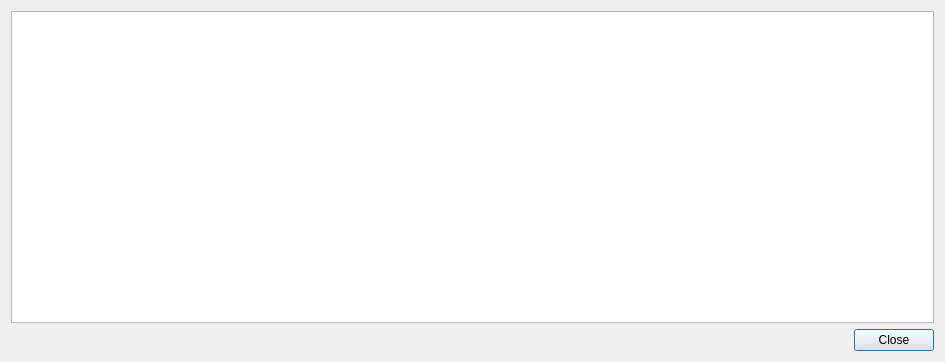
This is src/DialogThreads.ui in eteran/edb-debugger as Qt 5 draws it before an edit. The edited form follows.
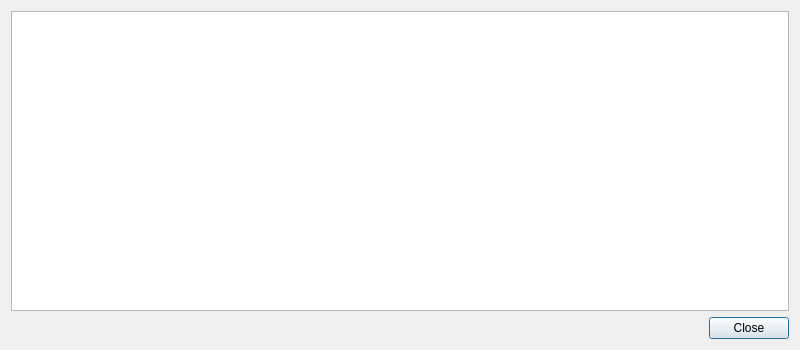
This is the edited form.

```diff
--- a/src/DialogThreads.ui
+++ b/src/DialogThreads.ui
@@ -6,8 +6,8 @@
    <rect>
     <x>0</x>
     <y>0</y>
-    <width>945</width>
-    <height>362</height>
+    <width>800</width>
+    <height>350</height>
    </rect>
   </property>
   <property name="windowTitle">
```
